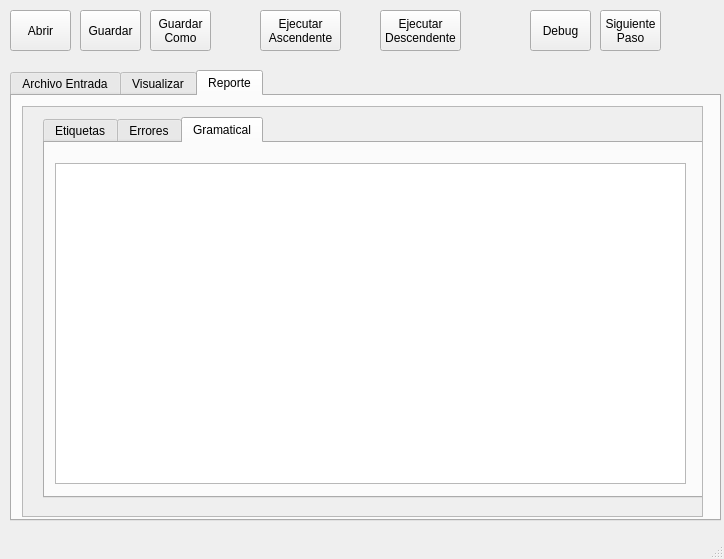
This is Interfaz/gui.ui in esnorki2008/Interprete as Qt 5 draws it before an edit. The edited form follows.
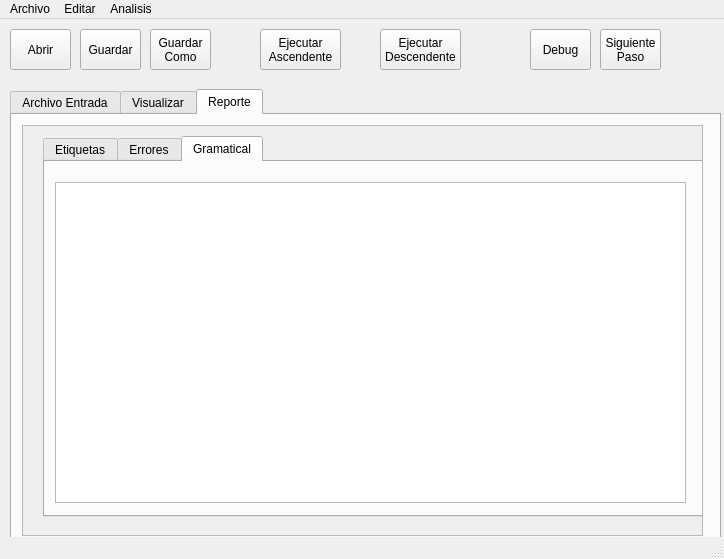
This is the edited form.

```diff
--- a/Interfaz/gui.ui
+++ b/Interfaz/gui.ui
@@ -417,6 +417,35 @@
      <height>21</height>
     </rect>
    </property>
+   <widget class="QMenu" name="menuArchivo">
+    <property name="title">
+     <string>Archivo</string>
+    </property>
+    <addaction name="actionGuardar"/>
+    <addaction name="actionGuardar_Como"/>
+    <addaction name="actionGuardar_Como_2"/>
+   </widget>
+   <widget class="QMenu" name="menuEditar">
+    <property name="title">
+     <string>Editar</string>
+    </property>
+    <addaction name="actionCopiar"/>
+    <addaction name="actionPegar"/>
+    <addaction name="actionBuscar"/>
+    <addaction name="actionReemplazar"/>
+   </widget>
+   <widget class="QMenu" name="menuAnalisis">
+    <property name="title">
+     <string>Analisis</string>
+    </property>
+    <addaction name="actionAscendente"/>
+    <addaction name="actionDescendente"/>
+    <addaction name="actionReiniciar_Debug"/>
+    <addaction name="actionSiguiente_Paso_Debug"/>
+   </widget>
+   <addaction name="menuArchivo"/>
+   <addaction name="menuEditar"/>
+   <addaction name="menuAnalisis"/>
   </widget>
   <widget class="QStatusBar" name="statusbar"/>
  </widget>
```
Left out of the diff: 55 changed lines with no effect on the pictures.
